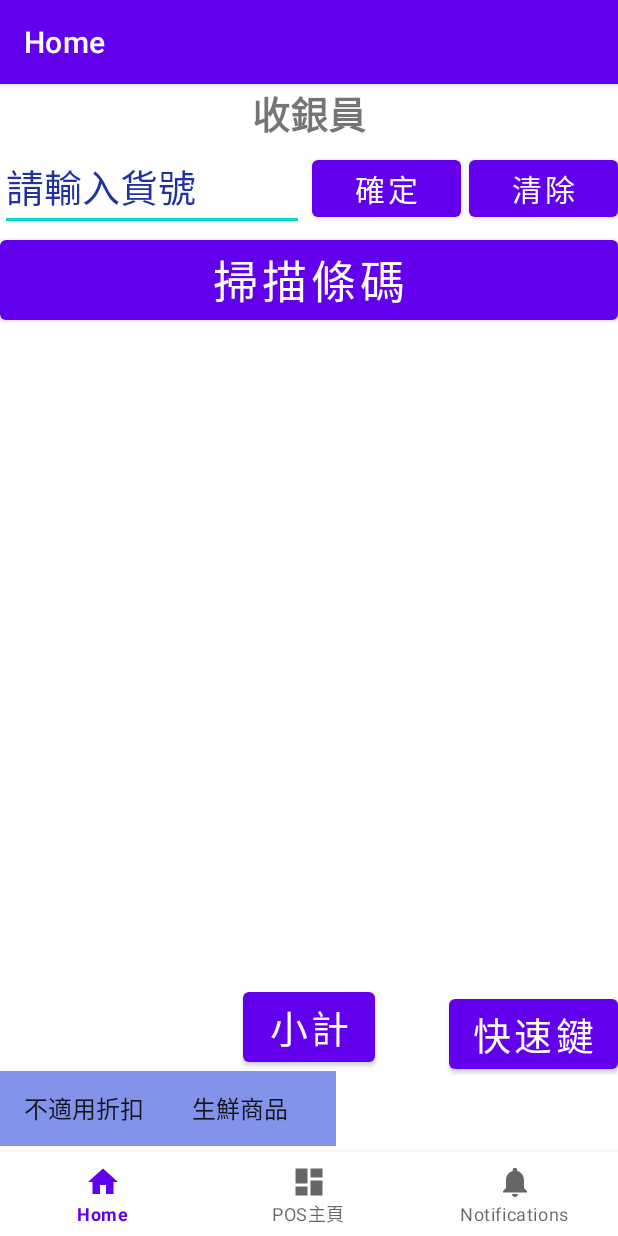
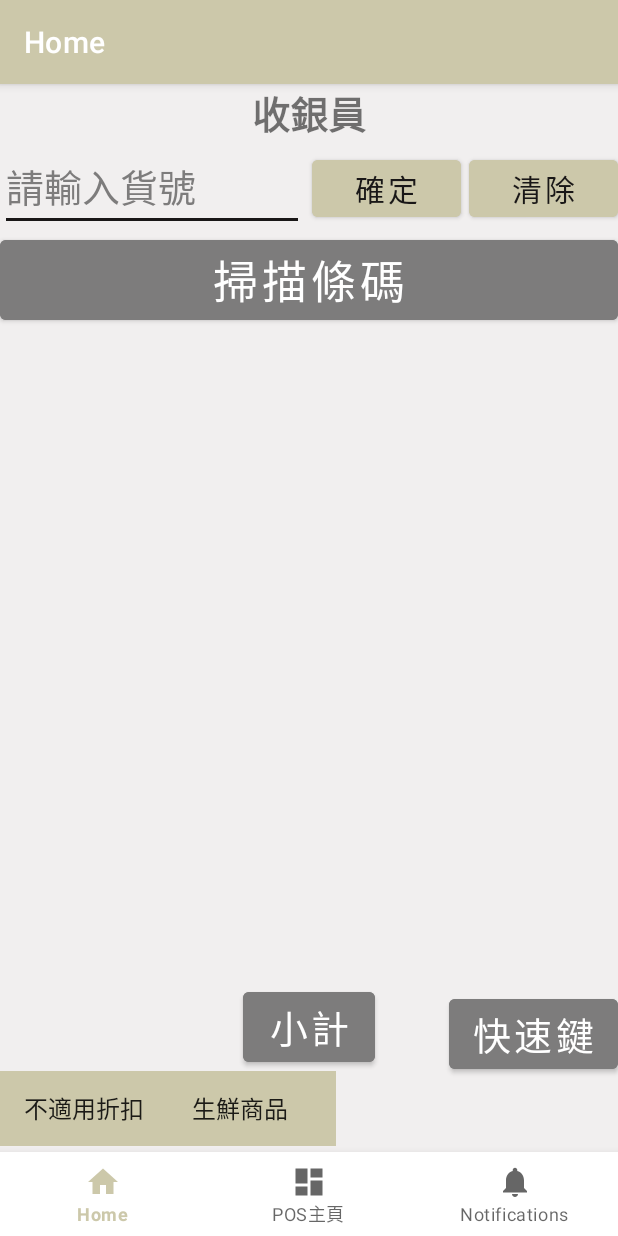
Before and after one commit to eugene3939/Alpha2, an Android app: the HomeFragment screen opened directly, with no data from a screen before it, on a phone screen of 412 x 824 dp. Run offline under Robolectric (Android 15) with nearby library versions, the phone set to English and light mode, and no system bars; our stand-ins replace Room's generated code, navigation-ui; libraries missing offline, so code that uses them is left out: com.google.zxing.integration.

Commit message:
layout color reset

```diff
--- a/app/src/main/res/layout/fragment_home.xml
+++ b/app/src/main/res/layout/fragment_home.xml
@@ -5,7 +5,8 @@
     xmlns:tools="http://schemas.android.com/tools"
     android:layout_width="match_parent"
     android:layout_height="match_parent"
-    tools:context=".ui.home.HomeFragment">
+    tools:context=".ui.home.HomeFragment"
+    android:background="@color/blue_100">
 
     <RelativeLayout
         android:layout_width="match_parent"
@@ -36,9 +37,8 @@
                 android:hint="@string/txtSearchBarHint"
                 android:inputType="number"
                 android:textSize="25sp"
-                android:textColor="#5622B3"
-                android:textColorHint="#21329F"
-                android:textColorLink="#E91E63" />
+                android:textColor="@color/blue_500"
+                android:textColorHint="@color/blue_500"/>
 
             <Button
                 android:id="@+id/btn_search"
@@ -48,7 +48,9 @@
                 android:layout_weight="0.125"
                 android:selectAllOnFocus="false"
                 android:text="@string/txtConfirm"
-                android:textSize="20sp"/>
+                android:textSize="20sp"
+                android:textColor="@color/blue_800"
+                android:backgroundTint="@color/blue_200"/>
 
             <Button
                 android:id="@+id/btn_clear"
@@ -57,7 +59,9 @@
                 android:layout_marginStart="5dp"
                 android:layout_weight="0.125"
                 android:text="@string/txtClearText"
-                android:textSize="20sp"/>
+                android:textSize="20sp"
+                android:textColor="@color/blue_800"
+                android:backgroundTint="@color/blue_200"/>
         </LinearLayout>
 
         <Button
@@ -66,7 +70,8 @@
             android:layout_height="wrap_content"
             android:layout_below="@+id/SearchBarLayout"
             android:text="@string/txtBarcode"
-            android:textSize="30sp"/>
+            android:textSize="30sp"
+            android:backgroundTint="@color/blue_500"/>
 
         <!-- 欄位內容 -->
         <GridView
@@ -86,7 +91,8 @@
             android:layout_centerHorizontal="true"
             android:layout_marginBottom="110dp"
             android:text="@string/txtSumShopCart"
-            android:textSize="25sp"/>
+            android:textSize="25sp"
+            android:backgroundTint="@color/blue_500"/>
 
         <!--總小計-->
         <TextView
@@ -108,7 +114,8 @@
             android:layout_alignParentEnd="true"
             android:layout_above="@+id/txt_totalDollar"
             android:text="@string/txtUserSettingButton"
-            android:textSize="25sp"/>
+            android:textSize="25sp"
+            android:backgroundTint="@color/blue_500"/>
 
         <!--折扣選項-->
         <Spinner
@@ -116,7 +123,7 @@
             android:layout_width="wrap_content"
             android:layout_height="50dp"
             android:layout_alignBottom="@+id/txt_totalDollar"
-            android:background="#8493EA"/>
+            android:background="@color/blue_200"/>
 
         <!--自訂按鈕2-->
         <Spinner
@@ -125,8 +132,7 @@
             android:layout_height="50dp"
             android:layout_toEndOf="@+id/spDiscountList"
             android:layout_alignBottom="@+id/txt_totalDollar"
-            android:background="#8493EA"/>
-
+            android:background="@color/blue_200"/>
     </RelativeLayout>
 
     <!--drawer table test-->
--- a/app/src/main/res/values/colors.xml
+++ b/app/src/main/res/values/colors.xml
@@ -1,10 +1,22 @@
 <?xml version="1.0" encoding="utf-8"?>
 <resources>
     <color name="purple_200">#FFBB86FC</color>
+    <color name="purple_300">#8A2BE2</color>
     <color name="purple_500">#FF6200EE</color>
     <color name="purple_700">#FF3700B3</color>
     <color name="teal_200">#FF03DAC5</color>
     <color name="teal_700">#FF018786</color>
     <color name="black">#FF000000</color>
     <color name="white">#FFFFFFFF</color>
+
+    <color name="aliceBlue">#F0F8FF</color>
+    <color name="lavender">#E6E6FA</color>
+    <color name="jasmineButter">#F5FFFA</color>
+    <color name="cornBlue">#6495ED</color>
+    <color name="douBlue">#1E90FF</color>
+    <color name="blue_100">#F1EFEF</color>
+    <color name="blue_200">#CCC8AA</color>
+    <color name="blue_500">#7D7C7C</color>
+    <color name="blue_800">#191717</color>
+
 </resources>
--- a/app/src/main/res/values/themes.xml
+++ b/app/src/main/res/values/themes.xml
@@ -2,11 +2,11 @@
     <!-- Base application theme. -->
     <style name="Theme.Alpha2" parent="Theme.MaterialComponents.DayNight.DarkActionBar">
         <!-- Primary brand color. -->
-        <item name="colorPrimary">@color/purple_500</item>
-        <item name="colorPrimaryVariant">@color/purple_700</item>
+        <item name="colorPrimary">@color/blue_200</item>
+        <item name="colorPrimaryVariant">@color/blue_500</item>
         <item name="colorOnPrimary">@color/white</item>
         <!-- Secondary brand color. -->
-        <item name="colorSecondary">@color/teal_200</item>
+        <item name="colorSecondary">@color/blue_800</item>
         <item name="colorSecondaryVariant">@color/teal_700</item>
         <item name="colorOnSecondary">@color/black</item>
         <!-- Status bar color. -->
```
Also changed, not shown: app/src/main/res/layout/selectitem.xml (+5 -5 lines), app/src/main/res/layout/selectnum.xml (+13 -5 lines).
